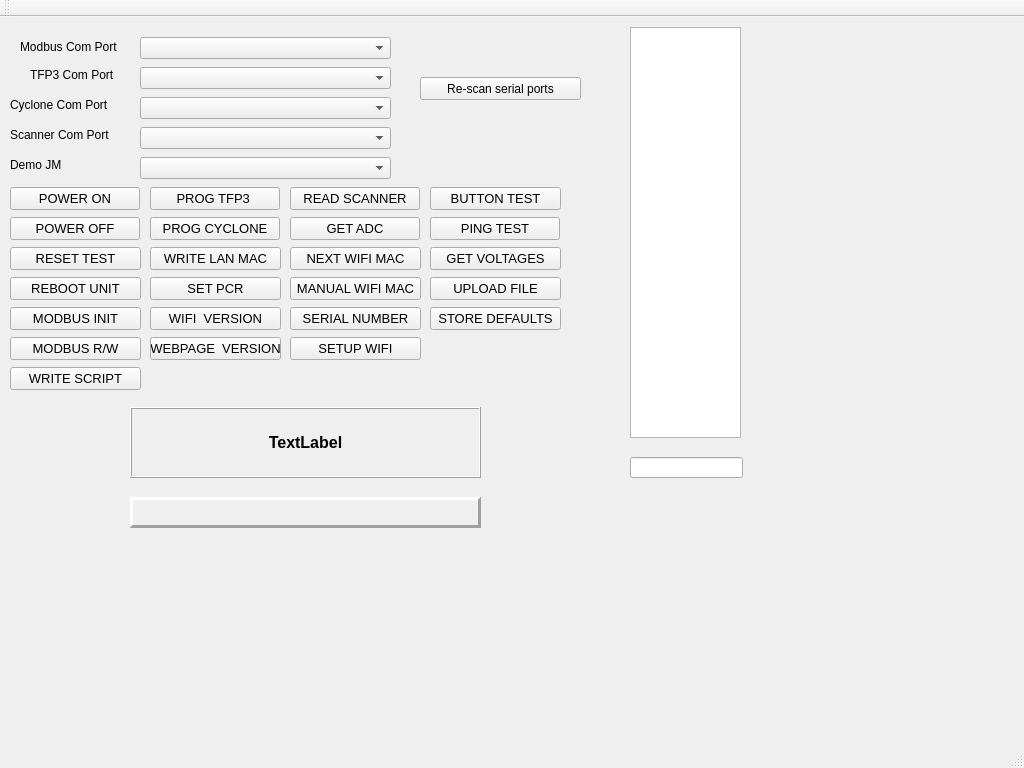
Above: QT_Project/mainwindow.ui from wmarchewka/Fixture before the change. Below: the same form after it.
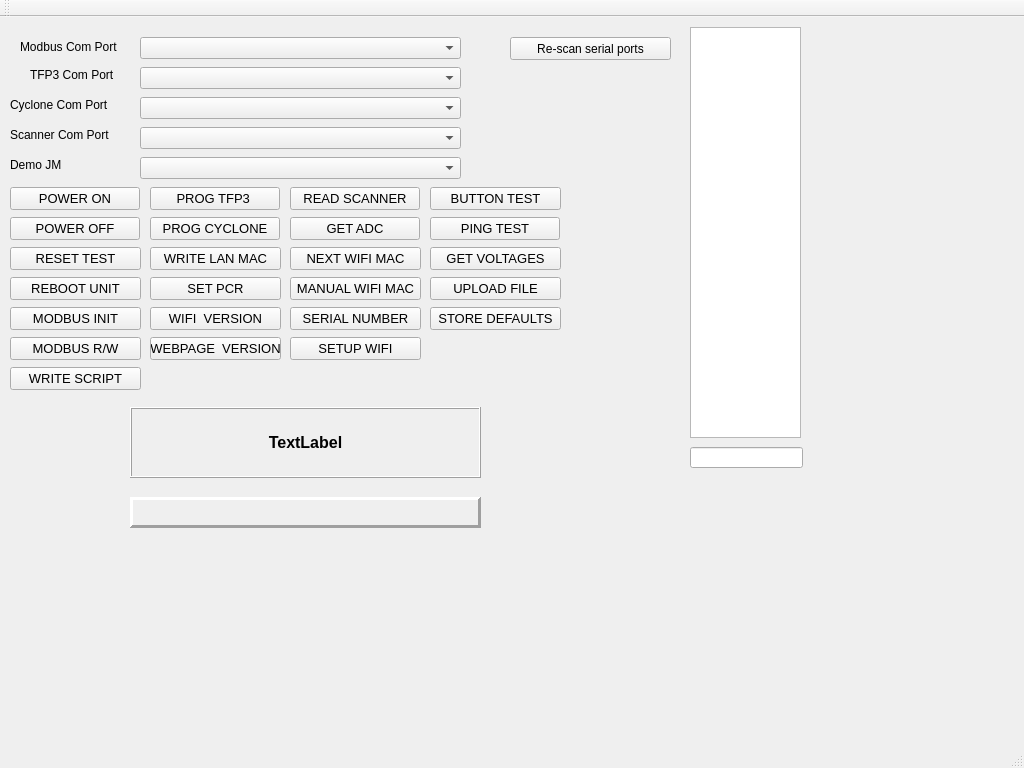
That is the form after the change.

The edit to the form file:
```diff
--- a/QT_Project/mainwindow.ui
+++ b/QT_Project/mainwindow.ui
@@ -55,7 +55,7 @@
      <rect>
       <x>140</x>
       <y>50</y>
-      <width>251</width>
+      <width>321</width>
       <height>22</height>
      </rect>
     </property>
@@ -91,7 +91,7 @@
      <rect>
       <x>140</x>
       <y>80</y>
-      <width>251</width>
+      <width>321</width>
       <height>22</height>
      </rect>
     </property>
@@ -101,7 +101,7 @@
      <rect>
       <x>140</x>
       <y>110</y>
-      <width>251</width>
+      <width>321</width>
       <height>22</height>
      </rect>
     </property>
@@ -137,7 +137,7 @@
      <rect>
       <x>140</x>
       <y>20</y>
-      <width>251</width>
+      <width>321</width>
       <height>22</height>
      </rect>
     </property>
@@ -253,8 +253,8 @@
    <widget class="QPushButton" name="pbRescanSerialPorts">
     <property name="geometry">
      <rect>
-      <x>420</x>
-      <y>60</y>
+      <x>510</x>
+      <y>20</y>
       <width>161</width>
       <height>23</height>
      </rect>
@@ -300,7 +300,7 @@
      <rect>
       <x>140</x>
       <y>140</y>
-      <width>251</width>
+      <width>321</width>
       <height>22</height>
      </rect>
     </property>
@@ -321,7 +321,7 @@
    <widget class="QPlainTextEdit" name="txtSerialData">
     <property name="geometry">
      <rect>
-      <x>630</x>
+      <x>690</x>
       <y>10</y>
       <width>111</width>
       <height>411</height>
@@ -331,8 +331,8 @@
    <widget class="QLineEdit" name="lnSerialTest">
     <property name="geometry">
      <rect>
-      <x>630</x>
-      <y>440</y>
+      <x>690</x>
+      <y>430</y>
       <width>113</width>
       <height>21</height>
      </rect>
```
